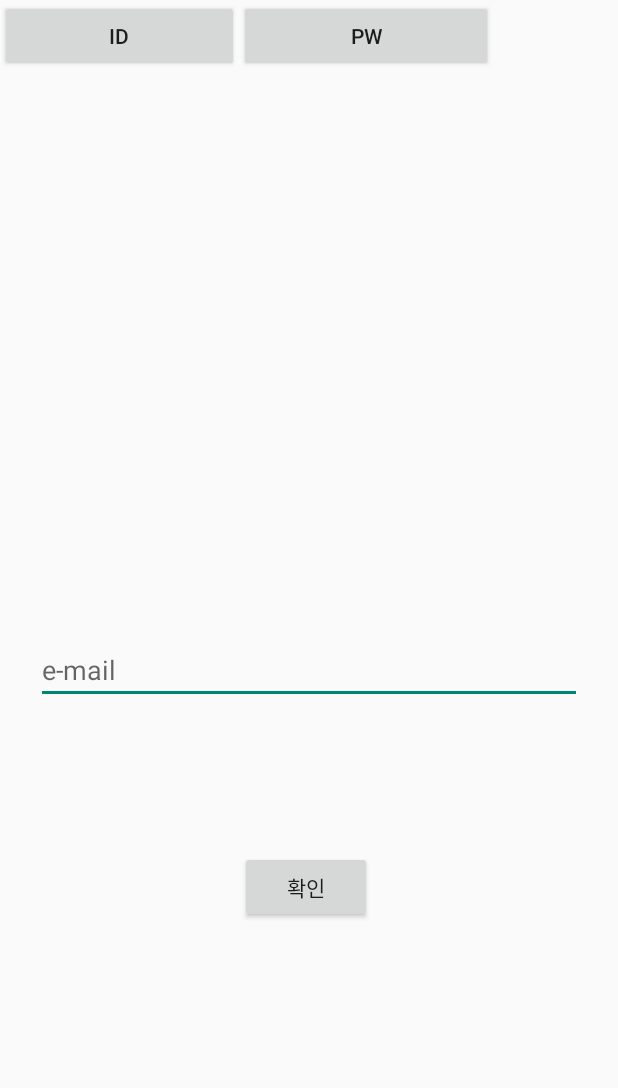
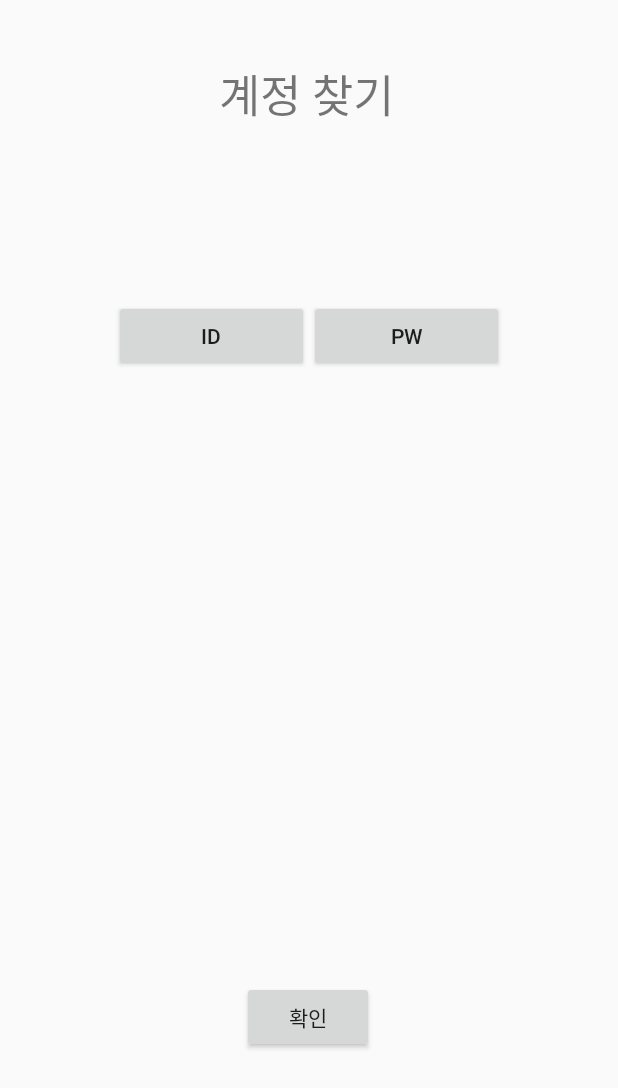
Before and after one commit to Kal-MH/songgulsongul, an Android app: the FindAccountActivity screen opened directly, with no data from a screen before it, on a phone screen of 412 x 824 dp. Shown: the top 1088 px of the screen. Run offline under Robolectric (Android 15) with nearby library versions, the phone set to English and light mode, and no system bars.

Commit message:
android_work

```diff
--- a/Android/paper/app/src/main/java/smu/capstone/paper/FindAccountActivity.java
+++ b/Android/paper/app/src/main/java/smu/capstone/paper/FindAccountActivity.java
@@ -1,14 +1,42 @@
 package smu.capstone.paper;
 
+import android.os.Bundle;
+import android.view.View;
+import android.widget.Button;
+
 import androidx.appcompat.app.AppCompatActivity;
-
-import android.os.Bundle;
+import androidx.fragment.app.FragmentTransaction;
 
 public class FindAccountActivity extends AppCompatActivity {
+
+    Button find_id_btn, find_pw_btn;
 
     @Override
     protected void onCreate(Bundle savedInstanceState) {
         super.onCreate(savedInstanceState);
         setContentView(R.layout.activity_find_account);
+
+        find_id_btn = (Button)findViewById(R.id.find_id_btn);
+        find_pw_btn = (Button)findViewById(R.id.find_pw_btn);
+
+        find_id_btn.setOnClickListener(new View.OnClickListener() {
+            @Override
+            public void onClick(View v) {
+                FragmentTransaction transaction = getSupportFragmentManager().beginTransaction();
+                FragFindId fragFindId = new FragFindId();
+                transaction.replace(R.id.find_frame, fragFindId);
+                transaction.commit();
+            }
+        });
+
+        find_pw_btn.setOnClickListener(new View.OnClickListener() {
+            @Override
+            public void onClick(View v) {
+                FragmentTransaction transaction = getSupportFragmentManager().beginTransaction();
+                FragFindPw fragFindPw = new FragFindPw();
+                transaction.replace(R.id.find_frame, fragFindPw);
+                transaction.commit();
+            }
+        });
     }
 }
--- a/Android/paper/app/src/main/res/layout/activity_find_account.xml
+++ b/Android/paper/app/src/main/res/layout/activity_find_account.xml
@@ -6,73 +6,71 @@
     android:layout_height="match_parent"
     tools:context=".FindAccountActivity">
 
-    <ImageView
-        android:id="@+id/find_account_image"
-        android:layout_width="91dp"
-        android:layout_height="79dp"
-        android:layout_marginStart="140dp"
-        android:layout_marginLeft="140dp"
-        android:layout_marginTop="100dp"
-        android:layout_marginEnd="143dp"
-        android:layout_marginRight="143dp"
-        android:layout_marginBottom="552dp"
-        app:layout_constraintBottom_toBottomOf="parent"
+    <TextView
+        android:id="@+id/textView"
+        android:layout_width="wrap_content"
+        android:layout_height="wrap_content"
+        android:layout_marginStart="146dp"
+        android:layout_marginLeft="146dp"
+        android:layout_marginTop="40dp"
+        android:layout_marginEnd="146dp"
+        android:layout_marginRight="146dp"
+        android:text="계정 찾기"
+        android:textSize="30dp"
         app:layout_constraintEnd_toEndOf="parent"
-        app:layout_constraintHorizontal_bias="0.54"
+        app:layout_constraintHorizontal_bias="0.0"
         app:layout_constraintStart_toStartOf="parent"
-        app:layout_constraintTop_toTopOf="parent"
-        app:layout_constraintVertical_bias="1.0"
-        tools:srcCompat="@tools:sample/avatars" />
+        app:layout_constraintTop_toTopOf="parent" />
 
     <LinearLayout
-        android:layout_width="0dp"
+        android:id="@+id/linearLayout"
+        android:layout_width="wrap_content"
         android:layout_height="wrap_content"
+        android:layout_marginStart="41dp"
+        android:layout_marginLeft="41dp"
+        android:layout_marginTop="200dp"
+        android:layout_marginEnd="41dp"
+        android:layout_marginRight="41dp"
         android:orientation="horizontal"
-        tools:layout_editor_absoluteX="42dp"
-        tools:layout_editor_absoluteY="299dp">
+        app:layout_constraintEnd_toEndOf="parent"
+        app:layout_constraintStart_toStartOf="parent"
+        app:layout_constraintTop_toTopOf="parent">
 
         <Button
             android:id="@+id/find_id_btn"
-            android:layout_width="159dp"
+            android:layout_width="130dp"
             android:layout_height="wrap_content"
             android:text="ID" />
 
         <Button
             android:id="@+id/find_pw_btn"
-            android:layout_width="169dp"
+            android:layout_width="130dp"
             android:layout_height="wrap_content"
             android:text="PW" />
     </LinearLayout>
 
-    <EditText
-        android:id="@+id/find_id_email"
-        android:layout_width="0dp"
-        android:layout_height="wrap_content"
-        android:layout_marginStart="24dp"
-        android:layout_marginTop="424dp"
-        android:layout_marginEnd="24dp"
+    <FrameLayout
+        android:id="@+id/find_frame"
+        android:layout_width="360dp"
+        android:layout_height="243dp"
+        android:layout_marginTop="40dp"
+        app:layout_constraintEnd_toEndOf="parent"
+        app:layout_constraintHorizontal_bias="0.49"
+        app:layout_constraintStart_toStartOf="parent"
+        app:layout_constraintTop_toBottomOf="@+id/linearLayout">
 
-        android:hint="e-mail"
-        android:inputType="textEmailAddress"
-        android:selectAllOnFocus="true"
-        app:layout_constraintEnd_toEndOf="parent"
-        app:layout_constraintHorizontal_bias="0.0"
-        app:layout_constraintStart_toStartOf="parent"
-        app:layout_constraintTop_toTopOf="parent" />
+    </FrameLayout>
 
     <Button
         android:id="@+id/find_account_btn"
         android:layout_width="wrap_content"
         android:layout_height="wrap_content"
-        android:layout_marginStart="160dp"
-        android:layout_marginLeft="160dp"
-        android:layout_marginTop="98dp"
-        android:layout_marginEnd="163dp"
-        android:layout_marginRight="163dp"
+        android:gravity="center"
         android:text="확인"
+        app:layout_constraintBottom_toBottomOf="parent"
         app:layout_constraintEnd_toEndOf="parent"
-        app:layout_constraintHorizontal_bias="0.0"
+        app:layout_constraintHorizontal_bias="0.498"
         app:layout_constraintStart_toStartOf="parent"
-        app:layout_constraintTop_toBottomOf="@+id/find_id_email" />
+        app:layout_constraintTop_toBottomOf="@+id/find_frame" />
 
 </androidx.constraintlayout.widget.ConstraintLayout>
--- a/Android/paper/app/src/main/res/layout/activity_home.xml
+++ b/Android/paper/app/src/main/res/layout/activity_home.xml
@@ -2,7 +2,6 @@
 <androidx.constraintlayout.widget.ConstraintLayout xmlns:android="http://schemas.android.com/apk/res/android"
     xmlns:app="http://schemas.android.com/apk/res-auto"
     xmlns:tools="http://schemas.android.com/tools"
-    android:id="@+id/home_frame"
     android:layout_width="match_parent"
     android:layout_height="match_parent"
     tools:context=".HomeActivity">
@@ -19,6 +18,7 @@
         tools:layout_editor_absoluteX="201dp" />
 
     <FrameLayout
+        android:id="@+id/home_frame"
         android:layout_width="408dp"
         android:layout_height="668dp"
         app:layout_constraintBottom_toTopOf="@+id/home_tap"
--- a/Android/paper/app/src/main/res/layout/activity_login.xml
+++ b/Android/paper/app/src/main/res/layout/activity_login.xml
@@ -24,7 +24,8 @@
         app:layout_constraintHorizontal_bias="0.625"
         app:layout_constraintStart_toStartOf="parent"
         app:layout_constraintTop_toTopOf="parent"
-        app:srcCompat="@drawable/ic_launcher_foreground" />
+        app:srcCompat="@drawable/ic_launcher_foreground"
+        tools:ignore="VectorDrawableCompat" />
 
     <EditText
         android:id="@+id/login_username"
```
Also changed, not shown: Android/paper/app/src/main/java/smu/capstone/paper/ComuImageAdapter.java (added, +46 -0 lines), Android/paper/app/src/main/java/smu/capstone/paper/FragFindId.java (added, +24 -0 lines), Android/paper/app/src/main/java/smu/capstone/paper/FragFindPw.java (added, +24 -0 lines), Android/paper/app/src/main/java/smu/capstone/paper/FragHomeComu.java (added, +23 -0 lines), Android/paper/app/src/main/java/smu/capstone/paper/FragHomeFeed.java (added, +23 -0 lines), Android/paper/app/src/main/java/smu/capstone/paper/HomeActivity.java (+53 -0 lines), Android/paper/app/src/main/java/smu/capstone/paper/MainActivity.java (+23 -2 lines), Android/paper/app/src/main/res/layout/activity_main.xml (+18 -0 lines), Android/paper/app/src/main/res/layout/frag_find_id.xml (added, +12 -0 lines), Android/paper/app/src/main/res/layout/frag_find_pw.xml (added, +24 -0 lines), Android/paper/app/src/main/res/layout/frag_home_comu.xml (added, +20 -0 lines), Android/paper/app/src/main/res/layout/frag_home_feed.xml (added, +26 -0 lines), Android/paper/app/src/main/res/layout/home_feed_frag.xml (deleted, +0 -8 lines).
